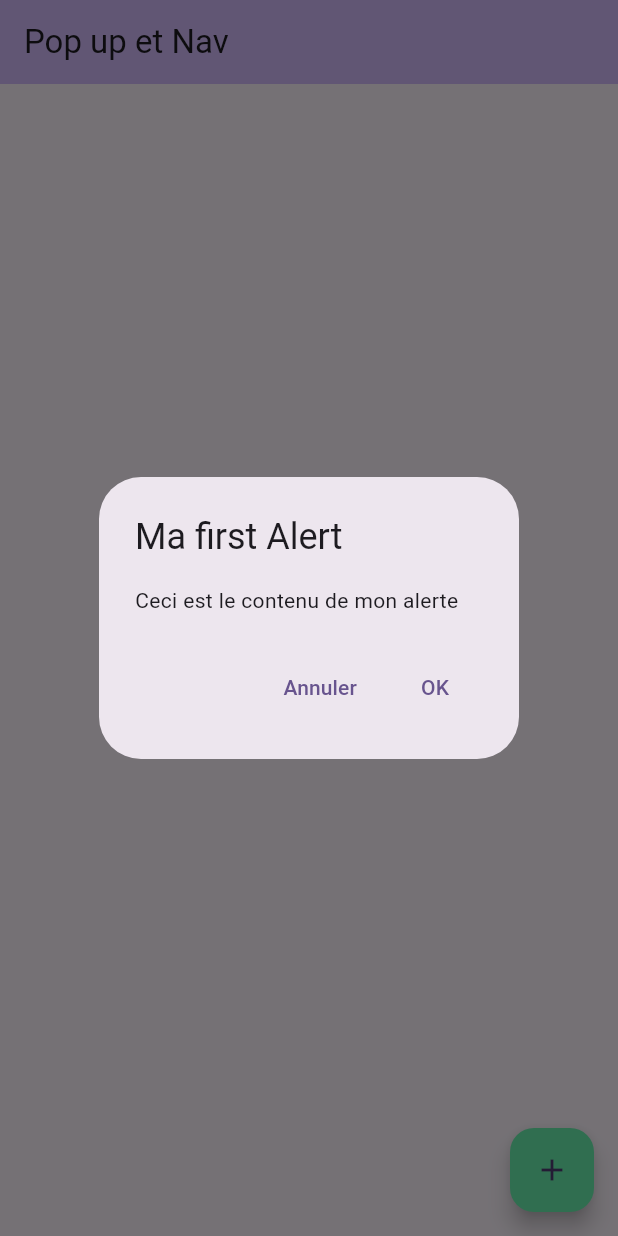
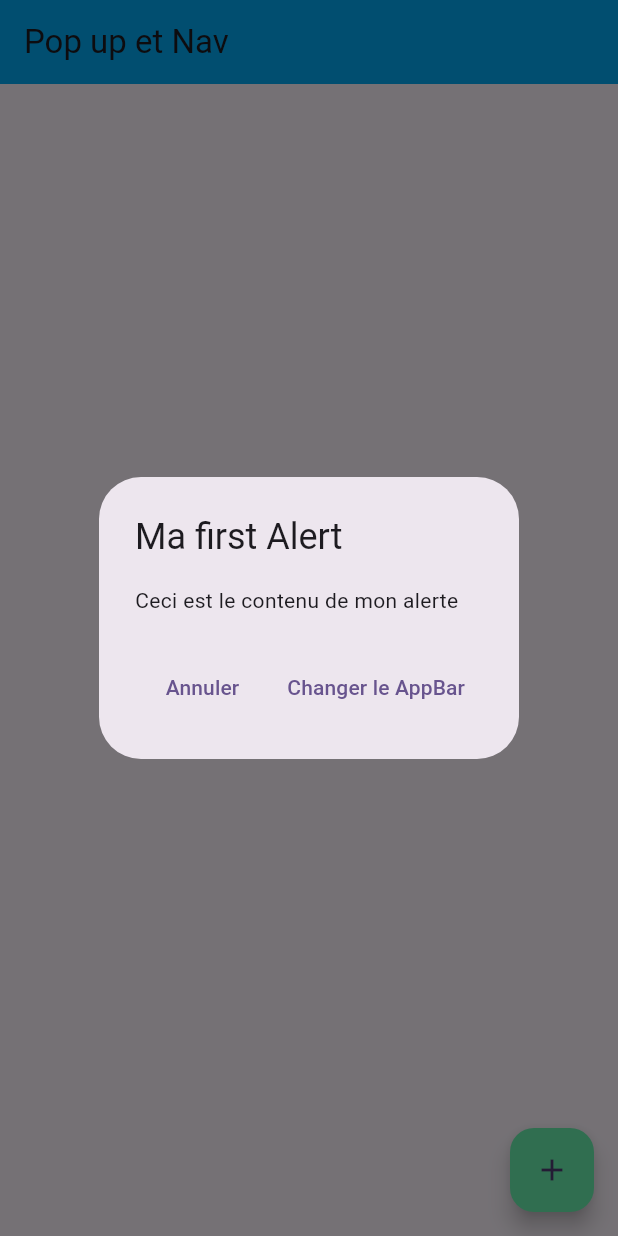
Before and after one commit to AshDest/State_full_widget, a Flutter app: the screen it shows after launch, after a tap on "Montrer une alerte", on a phone screen of 412 x 824 dp. Run offline on Flutter 3.47's test engine with Material 2 defaults, Android fonts, the phone set to English and light mode, and no system bars.

Commit message:
commit alert action

```diff
--- a/lib/main.dart
+++ b/lib/main.dart
@@ -32,12 +32,13 @@ class MyHomePage extends StatefulWidget {
 
 class _MyHomePageState extends State<MyHomePage> {
   Color btnColor = Colors.greenAccent;
+  Color appBarColor = Colors.lightBlue;
 
   @override
   Widget build(BuildContext context) {
     return Scaffold(
       appBar: AppBar(
-        backgroundColor: Theme.of(context).colorScheme.inversePrimary,
+        backgroundColor: appBarColor,
         title: Text(widget.title),
       ),
       body: Center(
@@ -58,8 +59,11 @@ class _MyHomePageState extends State<MyHomePage> {
                       TextButton(
                           onPressed: () {
                             Navigator.of(context).pop();
+                            setState(() {
+                              appBarColor = appBarColor == Colors.lightBlue ? Colors.redAccent : Colors.lightBlue;
+                            });
                           },
-                          child: const Text('OK')),
+                          child: const Text('Changer le AppBar')),
                     ],
                   );
                   showDialog(
```
